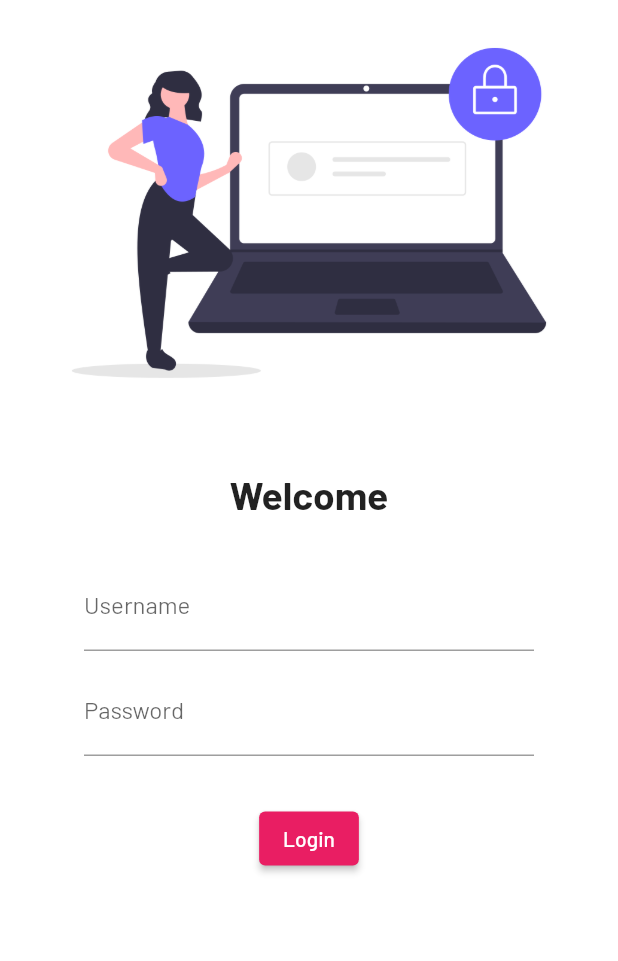
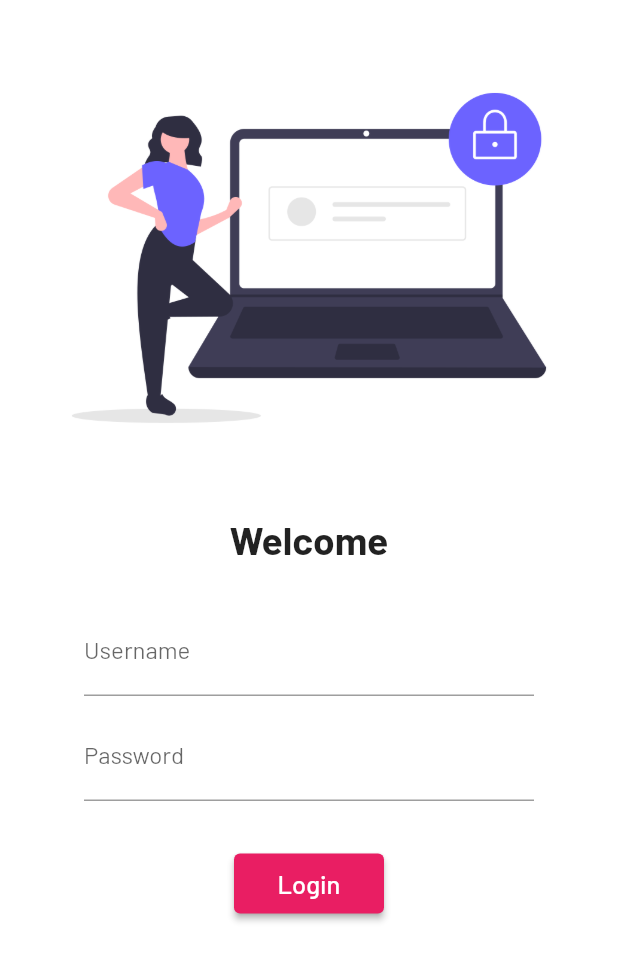
Before and after one commit to 25kudit/Learning_Flutter, a Flutter app: the screen it shows after launch, on a phone screen of 412 x 824 dp. Shown: the top 961 px of the screen. Run offline on Flutter 3.47's test engine with Material 2 defaults, Android fonts, the phone set to English and light mode, and no system bars; our stand-ins replace google_fonts.

Commit message:
day5 commit

```diff
--- a/lib/main.dart
+++ b/lib/main.dart
@@ -12,6 +12,7 @@ class UditApk extends StatelessWidget {
   @override
   Widget build(BuildContext context) {
     return MaterialApp(
+      debugShowCheckedModeBanner: false,
       home: homepage(),
       themeMode: ThemeMode.light,
       theme: ThemeData(
--- a/lib/pages/homepage.dart
+++ b/lib/pages/homepage.dart
@@ -8,6 +8,7 @@ class homepage extends StatelessWidget {
     return Scaffold(
       appBar: AppBar(
         title: Text("Catalog Apk"),
+        shadowColor: Colors.pink,
       ),
       body: Center(
         child: Container(
--- a/lib/pages/loginpage.dart
+++ b/lib/pages/loginpage.dart
@@ -8,8 +8,10 @@ class LoginPage extends StatelessWidget {
   Widget build(BuildContext context) {
     return Material(
         color: Colors.white,
+        child: SingleChildScrollView(
           child: Column(
             children: [
+              SizedBox(height: 30,),
               Image.asset(
                 "assets/images/login_image.png",
               ),
@@ -50,9 +52,18 @@ class LoginPage extends StatelessWidget {
                 onPressed: () {
                   Navigator.pushNamed(context, "/home");
                 },
-              child: Text("Login"),
+
+                style: TextButton.styleFrom(minimumSize: Size(100, 40),
+                  shadowColor: Colors.grey
+                ),
+                child: Text(
+                  "Login",
+                  style: TextStyle(fontSize: 17),
+                  ),
               )
             ],
-        ));
+          ),
+        )
+    );
   }
 }
```
Lines whose indentation alone changed are shown as unchanged.
